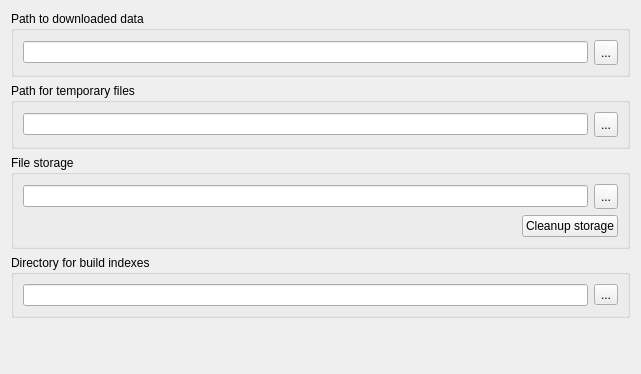
Qt form src/ugeneui/src/app_settings/directories_settings/DirectoriesSettingsWidget.ui (violethaze74/ugene) before a commit.
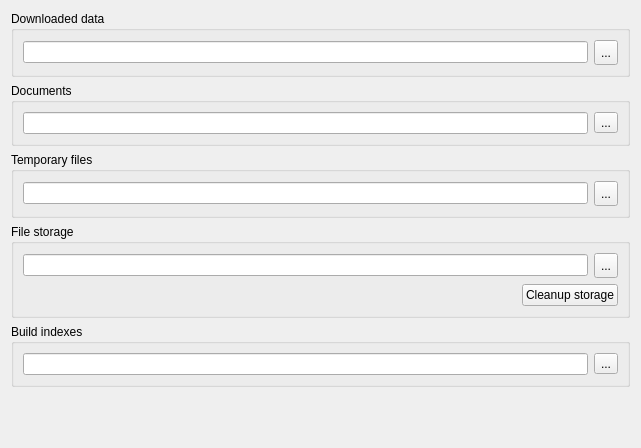
The same form after that commit.

Commit message: UGENE-3150. User can't set the default data dir path.

Diff of the .ui file:
```diff
--- a/src/ugeneui/src/app_settings/directories_settings/DirectoriesSettingsWidget.ui
+++ b/src/ugeneui/src/app_settings/directories_settings/DirectoriesSettingsWidget.ui
@@ -7,7 +7,7 @@
     <x>0</x>
     <y>0</y>
     <width>641</width>
-    <height>374</height>
+    <height>448</height>
    </rect>
   </property>
   <property name="sizePolicy">
@@ -25,7 +25,7 @@
      <item row="0" column="0">
       <widget class="QGroupBox" name="downloadedDataDirgroupBox">
        <property name="title">
-        <string>Path to downloaded data</string>
+        <string>Downloaded data</string>
        </property>
        <layout class="QHBoxLayout" name="horizontalLayout_4">
         <item>
@@ -54,10 +54,10 @@
        </layout>
       </widget>
      </item>
-     <item row="1" column="0">
+     <item row="2" column="0">
       <widget class="QGroupBox" name="tmpDirGroupBox">
        <property name="title">
-        <string>Path for temporary files</string>
+        <string>Temporary files</string>
        </property>
        <layout class="QHBoxLayout" name="horizontalLayout_6">
         <item>
@@ -98,7 +98,7 @@
        </layout>
       </widget>
      </item>
-     <item row="2" column="0">
+     <item row="3" column="0">
       <widget class="QGroupBox" name="fileStorageGroupBox">
        <property name="title">
         <string>File storage</string>
@@ -166,10 +166,10 @@
        </layout>
       </widget>
      </item>
-     <item row="3" column="0">
+     <item row="4" column="0">
       <widget class="QGroupBox" name="groupBox_4">
        <property name="title">
-        <string>Directory for build indexes</string>
+        <string>Build indexes</string>
        </property>
        <layout class="QVBoxLayout" name="verticalLayout_2">
         <item>
@@ -189,6 +189,29 @@
        </layout>
       </widget>
      </item>
+     <item row="1" column="0">
+      <widget class="QGroupBox" name="groupBox_5">
+       <property name="title">
+        <string>Documents</string>
+       </property>
+       <layout class="QVBoxLayout" name="verticalLayout_4">
+        <item>
+         <layout class="QHBoxLayout" name="horizontalLayout_10">
+          <item>
+           <widget class="QLineEdit" name="documentsDirectoryEdit"/>
+          </item>
+          <item>
+           <widget class="QToolButton" name="documentsDirectoryButton">
+            <property name="text">
+             <string notr="true">...</string>
+            </property>
+           </widget>
+          </item>
+         </layout>
+        </item>
+       </layout>
+      </widget>
+     </item>
     </layout>
    </item>
    <item row="1" column="0">
@@ -199,7 +222,7 @@
      <property name="sizeHint" stdset="0">
       <size>
        <width>20</width>
-       <height>40</height>
+       <height>31</height>
       </size>
      </property>
     </spacer>
```
The commit also changes 2 other files.
